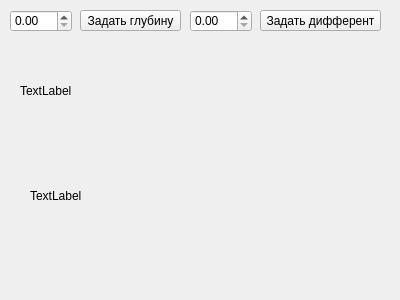
Above: testing/RobotTest/widget.ui from MChemodanov/ROV_old before the change. Below: the same form after it.
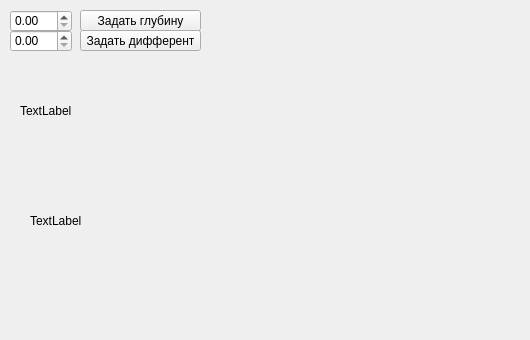
That is the form after the change.

```diff
--- a/testing/RobotTest/widget.ui
+++ b/testing/RobotTest/widget.ui
@@ -6,8 +6,8 @@
    <rect>
     <x>0</x>
     <y>0</y>
-    <width>400</width>
-    <height>300</height>
+    <width>530</width>
+    <height>340</height>
    </rect>
   </property>
   <property name="windowTitle">
@@ -18,8 +18,8 @@
     <rect>
      <x>20</x>
      <y>50</y>
-     <width>331</width>
-     <height>81</height>
+     <width>201</width>
+     <height>121</height>
     </rect>
    </property>
    <property name="text">
@@ -31,8 +31,8 @@
     <rect>
      <x>30</x>
      <y>130</y>
-     <width>321</width>
-     <height>131</height>
+     <width>221</width>
+     <height>181</height>
     </rect>
    </property>
    <property name="text">
@@ -52,8 +52,8 @@
   <widget class="QDoubleSpinBox" name="doubleSpinBox_2">
    <property name="geometry">
     <rect>
-     <x>190</x>
-     <y>10</y>
+     <x>10</x>
+     <y>30</y>
      <width>62</width>
      <height>22</height>
     </rect>
@@ -64,7 +64,7 @@
     <rect>
      <x>80</x>
      <y>10</y>
-     <width>101</width>
+     <width>121</width>
      <height>21</height>
     </rect>
    </property>
@@ -75,8 +75,8 @@
   <widget class="QPushButton" name="pushButton_2">
    <property name="geometry">
     <rect>
-     <x>260</x>
-     <y>10</y>
+     <x>80</x>
+     <y>30</y>
      <width>121</width>
      <height>21</height>
     </rect>
@@ -85,6 +85,17 @@
     <string>Задать дифферент</string>
    </property>
   </widget>
+  <widget class="QWidget" name="gridLayoutWidget">
+   <property name="geometry">
+    <rect>
+     <x>280</x>
+     <y>20</y>
+     <width>241</width>
+     <height>311</height>
+    </rect>
+   </property>
+   <layout class="QGridLayout" name="gridLayout"/>
+  </widget>
  </widget>
  <layoutdefault spacing="6" margin="11"/>
  <resources/>
```
